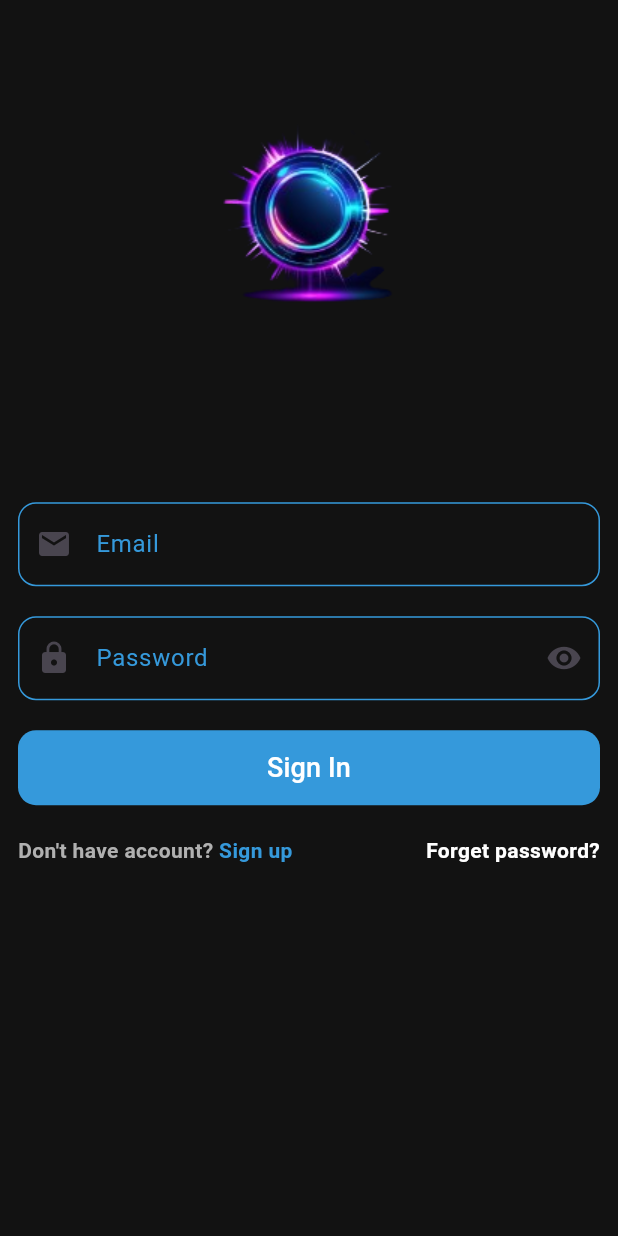
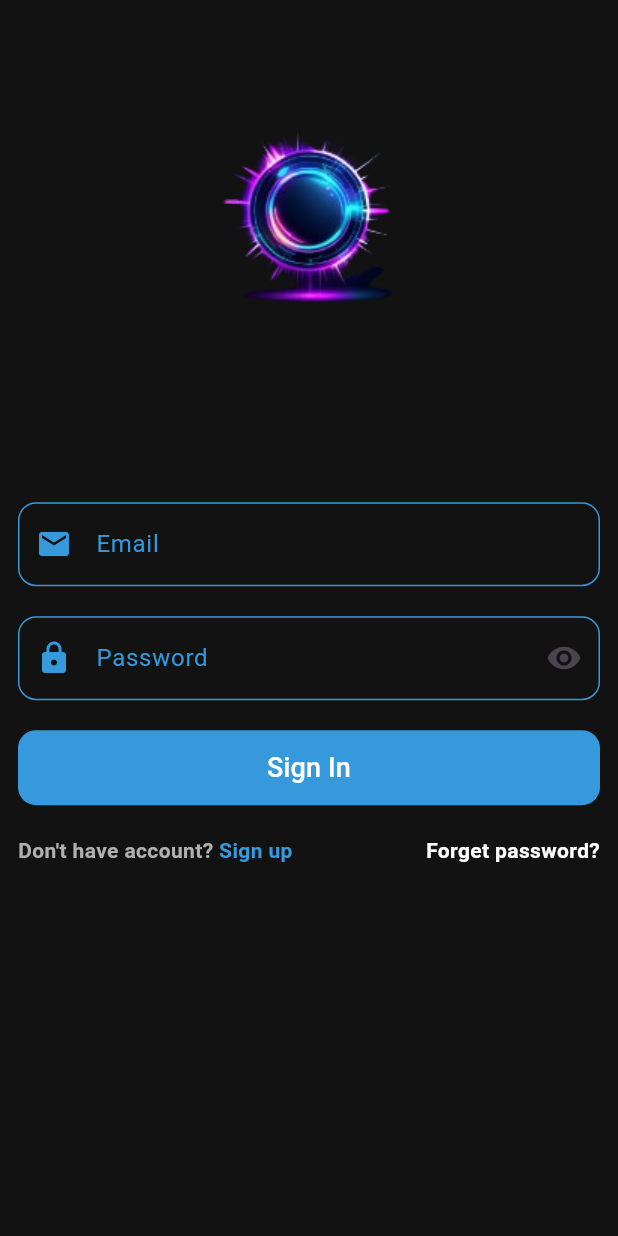
Before and after one commit to MukundVarsani/future-capsule, a Flutter app: the screen it shows after launch, on a phone screen of 412 x 824 dp. Run offline on Flutter 3.47's test engine with Material 3 defaults, Android fonts, the phone set to English and light mode, and no system bars; our stand-ins replace cached_network_image, carousel_slider, cloud_firestore, firebase_auth, firebase_core, firebase_messaging and 9 more; missing offline and left inert: video_compress; accounts and stored records are empty; project files that could hold a hidden picture were left out.

Commit message:
update sign in screen UI

```diff
--- a/lib/screens/auth/sign_in/login_screen.dart
+++ b/lib/screens/auth/sign_in/login_screen.dart
@@ -4,6 +4,8 @@ import 'package:future_capsule/core/images/images.dart';
 import 'package:future_capsule/core/widgets/app_button.dart';
 import 'package:future_capsule/core/widgets/snack_bar.dart';
 import 'package:future_capsule/data/controllers/auth.controller.dart';
+import 'package:future_capsule/screens/auth/sign_up/sign_up_page.dart';
+import 'package:future_capsule/screens/auth/sign_up/sign_up_screen.dart';
 import 'package:get/get.dart';
 import 'package:velocity_x/velocity_x.dart';
 
@@ -79,8 +81,10 @@ class _LoginScreenState extends State<LoginScreen> {
               child: Column(
                 crossAxisAlignment: CrossAxisAlignment.stretch,
                 children: [
-                  // Email Field
                   TextFormField(
+                    style: const TextStyle(
+                      color: Color.fromRGBO(53, 153, 219, 1),
+                    ),
                     controller: _emailController,
                     keyboardType: TextInputType.emailAddress,
                     decoration: InputDecoration(
@@ -88,6 +92,7 @@ class _LoginScreenState extends State<LoginScreen> {
                       labelStyle: const TextStyle(
                         color: Color.fromRGBO(53, 153, 219, 1),
                       ),
+                      prefixIconColor: const Color.fromRGBO(53, 153, 219, 1),
                       prefixIcon: const Icon(Icons.email),
                       border: OutlineInputBorder(
                         borderRadius: BorderRadius.circular(12),
@@ -124,12 +129,16 @@ class _LoginScreenState extends State<LoginScreen> {
                   TextFormField(
                     controller: _passwordController,
                     obscureText: isVisible,
+                    style: const TextStyle(
+                      color: Color.fromRGBO(53, 153, 219, 1),
+                    ),
                     decoration: InputDecoration(
                       labelText: "Password",
                       labelStyle: const TextStyle(
                         color: Color.fromRGBO(53, 153, 219, 1),
                       ),
                       prefixIcon: const Icon(Icons.lock),
+                      prefixIconColor: const Color.fromRGBO(53, 153, 219, 1),
                       suffixIcon: IconButton(
                         onPressed: () {
                           setState(() {
@@ -190,7 +199,6 @@ class _LoginScreenState extends State<LoginScreen> {
                   ),
                   const SizedBox(height: 20),
 
-                  // Already have an account? Login
                   Row(
                     mainAxisAlignment: MainAxisAlignment.center,
                     children: [
@@ -202,12 +210,12 @@ class _LoginScreenState extends State<LoginScreen> {
                       ),
                       GestureDetector(
                         onTap: () {
-                          // Navigator.pushReplacement(
-                          //   context,
-                          //   MaterialPageRoute(
-                          //     builder: (_) => const SignUpScreen(),
-                          //   ),
-                          // );
+                          Navigator.pushReplacement(
+                            context,
+                            MaterialPageRoute(
+                              builder: (_) => const SignUpPage(),
+                            ),
+                          );
                         },
                         child: const Text(
                           "Sign up",
```
Also changed, not shown: assets/images/sign_up_image.png (added).
